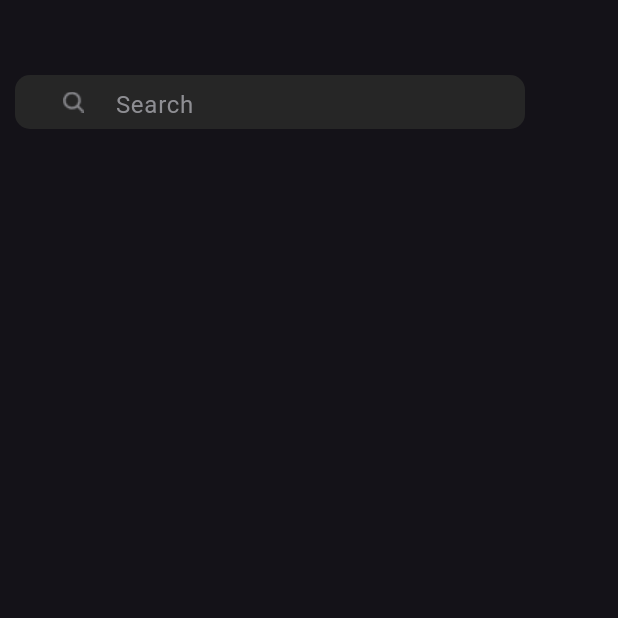
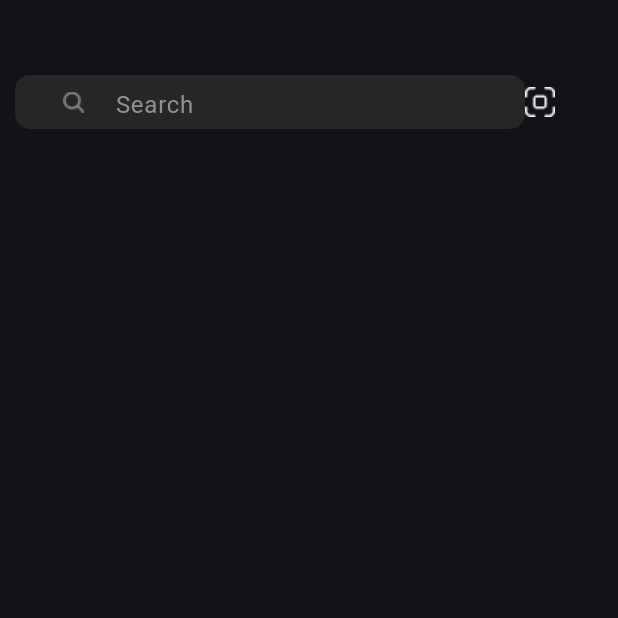
Before and after one commit to Piyushbhatt7/Instagram-Clone, a Flutter app: the screen it shows after launch, on a phone screen of 412 x 824 dp, the top half of it. Run offline on Flutter 3.47's test engine with Material 3 defaults, Android fonts, the phone set to English and light mode, and no system bars.

```diff
--- a/lib/Screens/Profile/Search/searchscreen.dart
+++ b/lib/Screens/Profile/Search/searchscreen.dart
@@ -37,6 +37,8 @@ class SearchScreen extends StatelessWidget {
                     ),
                   ),
                 ),
+
+                Helper.CustomImage(imgurl: "Live.png")
               ],
             )
         ],
```
